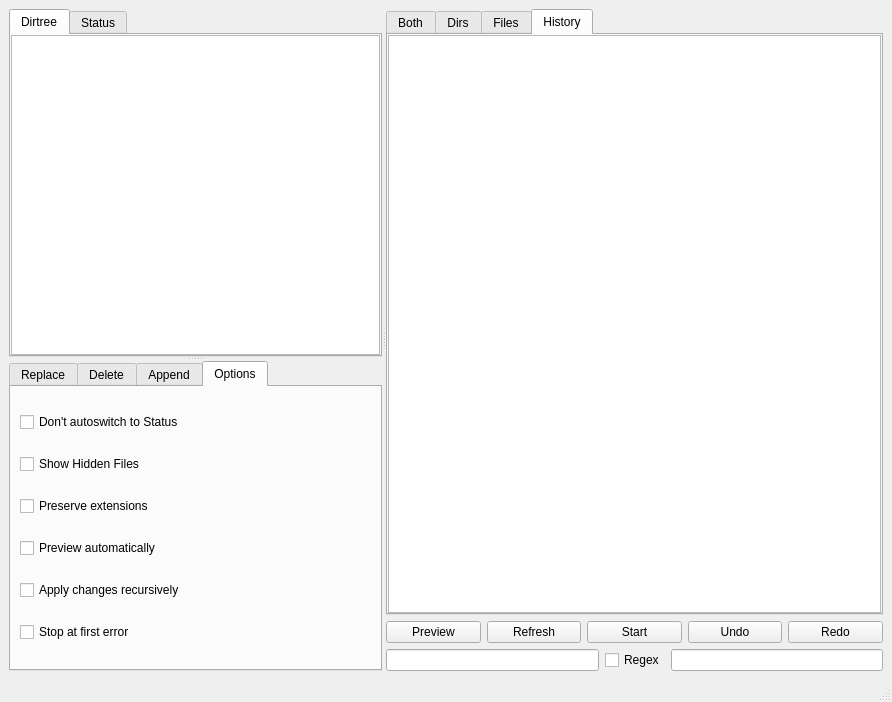
Above: gui/filebrowser/filebrowser.ui from gmdfalk/60-days-of-python before the change. Below: the same form after it.
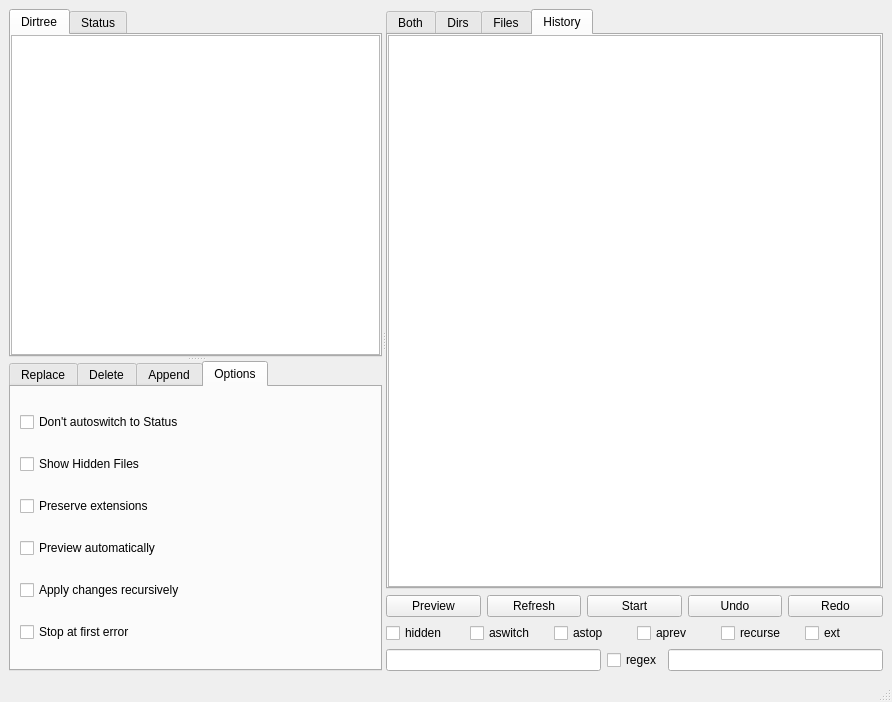
That is the form after the change. The open tabs and pages were chosen to show the change.

Commit message: deleting options tab, moving to right layout

What changed in the file:
```diff
--- a/gui/filebrowser/filebrowser.ui
+++ b/gui/filebrowser/filebrowser.ui
@@ -164,7 +164,7 @@
        </widget>
       </widget>
       <widget class="QWidget" name="horizontalLayoutWidget_2">
-       <layout class="QVBoxLayout" name="rightlayout" stretch="0,0">
+       <layout class="QVBoxLayout" name="rightlayout" stretch="0,0,0">
         <property name="spacing">
          <number>6</number>
         </property>
@@ -276,6 +276,52 @@
           </item>
          </layout>
         </item>
+        <item>
+         <layout class="QHBoxLayout" name="horizontalLayout_8">
+          <item>
+           <widget class="QCheckBox" name="checkBox_17">
+            <property name="text">
+             <string>hidden</string>
+            </property>
+           </widget>
+          </item>
+          <item>
+           <widget class="QCheckBox" name="checkBox_20">
+            <property name="text">
+             <string>aswitch</string>
+            </property>
+           </widget>
+          </item>
+          <item>
+           <widget class="QCheckBox" name="checkBox_21">
+            <property name="text">
+             <string>astop</string>
+            </property>
+           </widget>
+          </item>
+          <item>
+           <widget class="QCheckBox" name="checkBox_19">
+            <property name="text">
+             <string>aprev</string>
+            </property>
+           </widget>
+          </item>
+          <item>
+           <widget class="QCheckBox" name="checkBox_18">
+            <property name="text">
+             <string>recurse</string>
+            </property>
+           </widget>
+          </item>
+          <item>
+           <widget class="QCheckBox" name="checkBox_16">
+            <property name="text">
+             <string>ext</string>
+            </property>
+           </widget>
+          </item>
+         </layout>
+        </item>
         <item>
          <layout class="QHBoxLayout" name="editlayout">
           <item>
@@ -284,7 +330,7 @@
           <item>
            <widget class="QCheckBox" name="regexcheck">
             <property name="text">
-             <string>Regex</string>
+             <string>regex</string>
             </property>
            </widget>
           </item>
```
Left out of the diff: 10 changed lines with no effect on the pictures. The commit also changes 1 other file.
